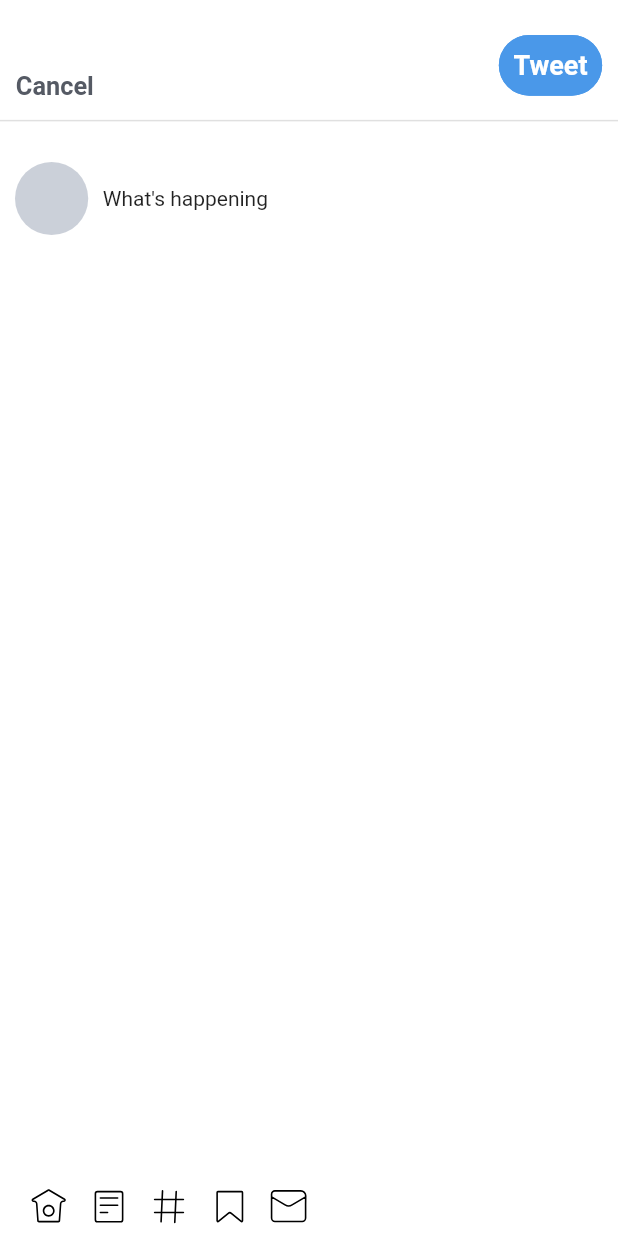
After one commit to bukunmialuko/twitter_ui_kit, a Flutter app: the ComponentRootWidget screen opened by its route, after a tap on "Publish", on a phone screen of 412 x 824 dp. The commit adds this screen. Run offline on Flutter 3.47's test engine with Material 2 defaults, Android fonts, the light colour scheme and no system bars; our stand-ins replace flutter_screenutil, flutter_svg, get_it; project files that could hold a hidden picture were left out.

Commit message:
publish page

```diff
--- /dev/null
+++ b/lib/src/components/publish/root.dart
@@ -0,0 +1,101 @@
+import 'package:flutter/material.dart';
+import 'package:flutter_screenutil/flutter_screenutil.dart';
+import 'package:flutter_svg/flutter_svg.dart';
+import 'package:twitter_ui_kit/src/components/buttons/widgets/twitter_button.dart';
+import 'package:twitter_ui_kit/src/res/colors.dart';
+
+class PublishRootWidget extends StatelessWidget {
+  const PublishRootWidget({Key? key}) : super(key: key);
+
+  @override
+  Widget build(BuildContext context) {
+    List<String> icons = [
+      'assets/svg/feed.svg',
+      'assets/svg/list.svg',
+      'assets/svg/discover.svg',
+      'assets/svg/bookmark.svg',
+      'assets/svg/message.svg',
+    ];
+
+    return Scaffold(
+      backgroundColor: Colors.white,
+      body: SafeArea(
+        child: Column(
+          children: [
+            SizedBox(height: 20.h),
+            Column(
+              children: [
+                Padding(
+                  padding: EdgeInsets.symmetric(horizontal: 10.0.w),
+                  child: Row(
+                    mainAxisAlignment: MainAxisAlignment.spaceBetween,
+                    crossAxisAlignment: CrossAxisAlignment.end,
+                    children: [
+                      Text(
+                        'Cancel',
+                        style: TextStyle(
+                          color: AppColors.twitterStale100,
+                          fontSize: 16.sp,
+                          fontWeight: FontWeight.bold,
+                        ),
+                      ),
+                      TweeterButton(
+                        width: 50,
+                        height: 40.h,
+                        text: 'Tweet',
+                        onPressed: () {},
+                      )
+                    ],
+                  ),
+                ),
+                SizedBox(height: 5.h),
+                Divider(thickness: 1),
+              ],
+            ),
+            SizedBox(height: 20.h),
+            Padding(
+              padding: const EdgeInsets.symmetric(horizontal: 10.0),
+              child: Row(
+                children: [
+                  CircleAvatar(
+                    radius: 25.r,
+                    backgroundColor: AppColors.twitterGrey100,
+                  ),
+                  SizedBox(width: 10.h),
+                  Text("What's happening"),
+                  // Container(width: 100, child: TextField())
+                ],
+              ),
+            ),
+            SizedBox(height: 10.h),
+            Spacer(),
+            Row(
+              children: [
+                SizedBox(width: 20),
+                Container(
+                  width: 200.w,
+                  height: 40.h,
+                  child: ListView.separated(
+                    itemCount: icons.length,
+                    scrollDirection: Axis.horizontal,
+                    separatorBuilder: (context, index) {
+                      return SizedBox(width: 15.h);
+                    },
+                    itemBuilder: (context, index) {
+                      return SvgPicture.asset(
+                        icons[index],
+                        width: 24.w,
+                        height: 24.w,
+                        color: AppColors.twitterBlack100,
+                      );
+                    },
+                  ),
+                ),
+              ],
+            ),
+          ],
+        ),
+      ),
+    );
+  }
+}
--- a/lib/src/components/root.dart
+++ b/lib/src/components/root.dart
@@ -74,6 +74,16 @@ class ComponentRootWidget extends StatelessWidget {
             NavItemWidget(
               onClick: () {
                 GetIt.I.get<NavigationService>().to(
+                      routeName: MobileRoutes.publishRoot,
+                    );
+              },
+              title: 'Publish',
+              iconUri: 'assets/svg/list.svg',
+            ),
+            SizedBox(height: 10.h),
+            NavItemWidget(
+              onClick: () {
+                GetIt.I.get<NavigationService>().to(
                       routeName: MobileRoutes.inputRoot,
                     );
               },
--- a/lib/src/navigation/routes.dart
+++ b/lib/src/navigation/routes.dart
@@ -5,6 +5,7 @@ import 'package:twitter_ui_kit/src/components/buttons/root.dart';
 import 'package:twitter_ui_kit/src/components/imagery/root.dart';
 import 'package:twitter_ui_kit/src/components/input/root.dart';
 import 'package:twitter_ui_kit/src/components/navigation/root.dart';
+import 'package:twitter_ui_kit/src/components/publish/root.dart';
 import 'package:twitter_ui_kit/src/components/root.dart';
 import 'package:twitter_ui_kit/src/root/root.dart';
 
@@ -42,9 +43,15 @@ var routes = (RouteSettings settings) {
       return FadeRoute(
         page: const ItemsRootWidget(),
       );
+
     case MobileRoutes.buttonsRoot:
       return FadeRoute(
         page: const ButtonsRootWidget(),
+      );
+
+    case MobileRoutes.publishRoot:
+      return FadeRoute(
+        page: const PublishRootWidget(),
       );
 
     case MobileRoutes.inputRoot:
--- a/lib/src/routes/routes.dart
+++ b/lib/src/routes/routes.dart
@@ -12,6 +12,7 @@ class MobileRoutes {
   static const imageryRoot = '/components/imageryRoot';
   static const itemsRoot = '/components/itemsRoot';
   static const buttonsRoot = '/components/buttonsRoot';
+  static const publishRoot = '/components/publishRoot';
   static const inputRoot = '/components/inputRoot';
   static const navigationRoot = '/components/navigationRoot';
 }
```
